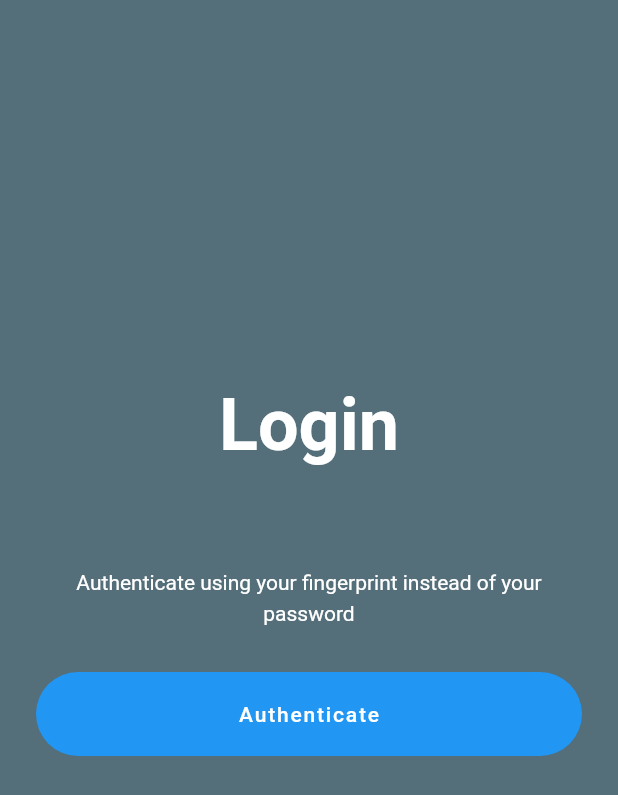
After one commit to i-am-deoye/OurPassAssessment, a Flutter app: the FingerprintAuth screen opened directly, after a tap on "Authenticate", on a phone screen of 412 x 824 dp. The commit adds this screen. Shown: the top 795 px of the screen. Run offline on Flutter 3.47's test engine with Material 2 defaults, Android fonts, the phone set to English and light mode, and no system bars; our stand-ins replace cloud_firestore, firebase_auth, firebase_core, get, hexcolor, local_auth and 2 more; missing offline and left inert: dart:ffi; accounts and stored records are empty.

Commit message:
.... add finger print

```diff
--- a/lib/core/data/respository/auth.repository.dart
+++ b/lib/core/data/respository/auth.repository.dart
@@ -2,6 +2,7 @@
 
 import 'package:firebase_auth/firebase_auth.dart';
 import 'package:ourpass_assessment/core/data/exception.dart';
+import 'package:ourpass_assessment/core/data/local.cache.dart';
 import 'package:ourpass_assessment/core/data/respository/base.remote.repository.dart';
 
 abstract class IAuthRepository {
@@ -16,6 +17,9 @@ class AuthRepository with BaseRemoteRepository implements IAuthRepository {
   Future<ErrorMessage> signIn(String email, String password) async {
     try {
       await authInstance.signInWithEmailAndPassword(email: email, password: password);
+      LocalCache.setString(key: LocalCacheKeys.email, value: email);
+      LocalCache.setString(key: LocalCacheKeys.password, value: password);
+      LocalCache.setBool(key: LocalCacheKeys.authenticated, value: true);
     } on FirebaseAuthException catch (ex) {
       print(ex.toString());
       return ex.message;
@@ -26,6 +30,9 @@ class AuthRepository with BaseRemoteRepository implements IAuthRepository {
   Future<ErrorMessage> create(String name, String email, String password) async {
     try {
       UserCredential credential =  await authInstance.createUserWithEmailAndPassword(email: email, password: password);
+      LocalCache.setString(key: LocalCacheKeys.email, value: email);
+      LocalCache.setString(key: LocalCacheKeys.password, value: password);
+      LocalCache.setBool(key: LocalCacheKeys.authenticated, value: true);
       await credential.user?.updateDisplayName(name);
       print(credential.user?.displayName);
     } on FirebaseAuthException catch (ex) {
--- a/lib/features/auth/auth.viewmodel.dart
+++ b/lib/features/auth/auth.viewmodel.dart
@@ -2,6 +2,7 @@
 
 
 import 'package:ourpass_assessment/core/data/exception.dart';
+import 'package:ourpass_assessment/core/data/local.cache.dart';
 
 import '../../core/domain/usecases/auth/auth.usecases.dart';
 
@@ -12,6 +13,11 @@ mixin IAuthViewModel {
   }
 
   Future<ErrorMessage> create(String name, String email, String password) async {
+    // TODO: implement create
+    throw UnimplementedError();
+  }
+
+  Future<ErrorMessage> whenBiometricIsSuccessfull() async {
     // TODO: implement create
     throw UnimplementedError();
   }
@@ -29,6 +35,13 @@ class AuthViewModel implements IAuthViewModel {
   }
 
   @override
+  Future<ErrorMessage> whenBiometricIsSuccessfull() async {
+    final email = await LocalCache.getString(key: LocalCacheKeys.email) ?? "";
+    final password = await LocalCache.getString(key: LocalCacheKeys.password) ?? "";
+    return await authUsecase.loginUserUseCase?.execute(email, password);
+  }
+
+  @override
   Future<ErrorMessage> create(String name, String email, String password) async {
     return await authUsecase.signupUseCase?.execute(name, email, password);
   }
--- /dev/null
+++ b/lib/features/auth/fingerprint.auth.dart
@@ -0,0 +1,133 @@
+import 'package:flutter/material.dart';
+import 'package:flutter/services.dart';
+import 'package:local_auth/local_auth.dart';
+
+class FingerprintAuth extends StatefulWidget {
+  const FingerprintAuth({Key? key}) : super(key: key);
+
+  @override
+  _FingerprintAuthState createState() => _FingerprintAuthState();
+}
+
+class _FingerprintAuthState extends State<FingerprintAuth> {
+  final auth = LocalAuthentication();
+  String authorized = " not authorized";
+  bool _canCheckBiometric = false;
+  late List<BiometricType> _availableBiometric;
+
+  Future<void> _authenticate() async {
+    bool authenticated = false;
+
+    try {
+      authenticated = await auth.authenticateWithBiometrics(
+          localizedReason: "Scan your finger to authenticate",
+          useErrorDialogs: true,
+          stickyAuth: true);
+    } on PlatformException catch (e) {
+      print(e);
+    }
+
+    setState(() {
+      authorized =
+      authenticated ? "Authorized success" : "Failed to authenticate";
+      print(authorized);
+    });
+  }
+
+  Future<void> _checkBiometric() async {
+    bool canCheckBiometric = false;
+
+    try {
+      canCheckBiometric = await auth.canCheckBiometrics;
+    } on PlatformException catch (e) {
+      print(e);
+    }
+
+    if (!mounted) return;
+
+    setState(() {
+      _canCheckBiometric = canCheckBiometric;
+    });
+  }
+
+  Future _getAvailableBiometric() async {
+    List<BiometricType> availableBiometric = [];
+
+    try {
+      availableBiometric = await auth.getAvailableBiometrics();
+    } on PlatformException catch (e) {
+      print(e);
+    }
+
+    setState(() {
+      _availableBiometric = availableBiometric;
+    });
+  }
+
+  @override
+  void initState() {
+    _checkBiometric();
+    _getAvailableBiometric();
+
+    super.initState();
+  }
+
+  @override
+  Widget build(BuildContext context) {
+    return Scaffold(
+      backgroundColor: Colors.blueGrey.shade600,
+      body: Padding(
+        padding: const EdgeInsets.symmetric(vertical: 12.0, horizontal: 24.0),
+        child: Column(
+          mainAxisAlignment: MainAxisAlignment.center,
+          children: [
+            const Center(
+              child: Text(
+                "Login",
+                style: TextStyle(
+                  color: Colors.white,
+                  fontSize: 48.0,
+                  fontWeight: FontWeight.bold,
+                ),
+              ),
+            ),
+            Container(
+              margin: const EdgeInsets.symmetric(vertical: 50.0),
+              child: Column(
+                children: [
+                  Container(
+                    margin: const EdgeInsets.symmetric(vertical: 15.0),
+                    child: const Text(
+                      "Authenticate using your fingerprint instead of your password",
+                      textAlign: TextAlign.center,
+                      style: TextStyle(color: Colors.white, height: 1.5),
+                    ),
+                  ),
+                  Container(
+                    margin: const EdgeInsets.symmetric(vertical: 15.0),
+                    width: double.infinity,
+                    child: FloatingActionButton(
+                      onPressed: _authenticate,
+                      elevation: 0.0,
+                      shape: RoundedRectangleBorder(
+                        borderRadius: BorderRadius.circular(30.0),
+                      ),
+                      child: const Padding(
+                        padding: EdgeInsets.symmetric(
+                            horizontal: 24.0, vertical: 14.0),
+                        child: Text(
+                          "Authenticate",
+                          style: TextStyle(color: Colors.white),
+                        ),
+                      ),
+                    ),
+                  )
+                ],
+              ),
+            )
+          ],
+        ),
+      ),
+    );
+  }
+}
--- a/pubspec.yaml
+++ b/pubspec.yaml
@@ -40,6 +40,8 @@ dependencies:
   hexcolor: ^3.0.1
   cloud_firestore: ^4.3.1
   firebase_auth: ^4.2.4
+  local_auth: ^1.1.10
+  shared_preferences: ^2.0.15
 
 dev_dependencies:
   flutter_test:
```
Also changed, not shown: lib/core/data/local.cache.dart (added, +55 -0 lines), lib/features/auth/login.page.dart (+74 -0 lines), 4 other files.
